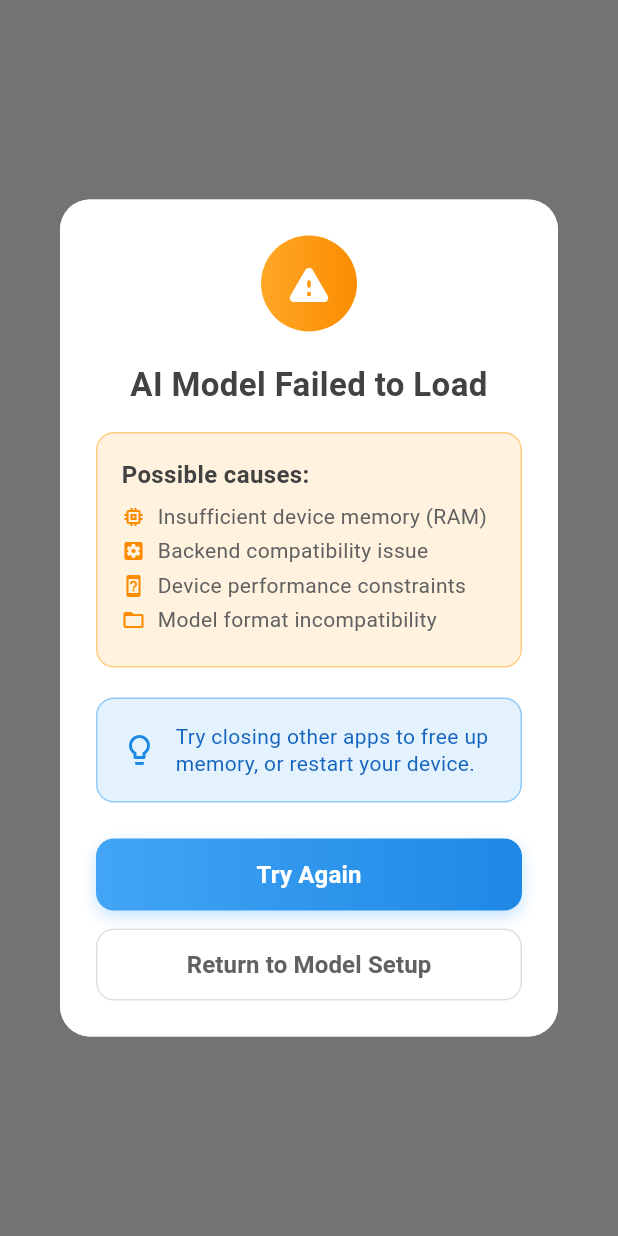
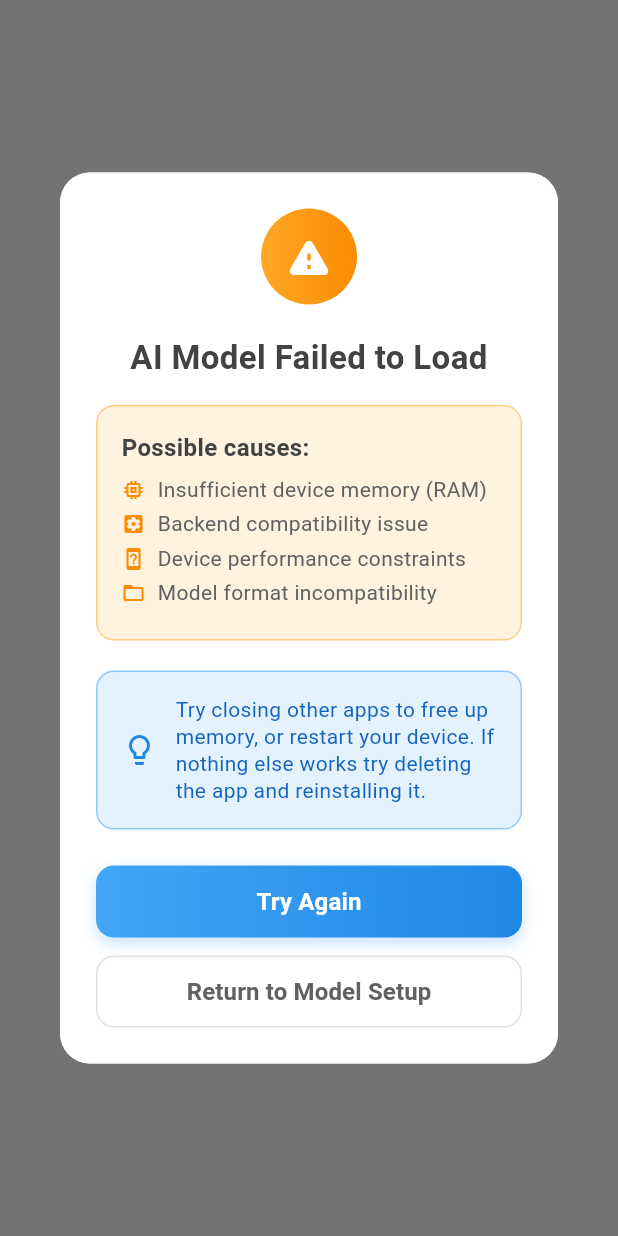
Before and after one commit to ai-space-s/wm-gemma-vision, a Flutter app: what showInitializationErrorDialog() shows on an empty page, opened directly, on a phone screen of 412 x 824 dp. Run offline on Flutter 3.47's test engine with Material 3 defaults, Android fonts, the phone set to English and light mode, and no system bars; our stand-ins replace audioplayers, camera, flutter_tts, permission_handler, shared_preferences, speech_to_text and 1 more; missing offline and left inert: flutter_downloader, flutter_gemma, flutter_web_auth_2, google_mlkit_text_recognition, gpt_markdown, remove_markdown; accounts and stored records are empty.

Commit message:
Changed name and added tip to delete the app

```diff
--- a/lib/chat_page/services/error_dialog_service.dart
+++ b/lib/chat_page/services/error_dialog_service.dart
@@ -96,7 +96,7 @@ class ErrorDialogService {
                       const SizedBox(width: 12),
                       Expanded(
                         child: Text(
-                          'Try closing other apps to free up memory, or restart your device.',
+                          'Try closing other apps to free up memory, or restart your device. If nothing else works try deleting the app and reinstalling it.',
                           style: TextStyle(
                             fontSize: 14,
                             color: Colors.blue[800],
@@ -205,7 +205,7 @@ class ErrorDialogService {
           ],
         ),
         content: const Text(
-          'The AI model still cannot be loaded. This might be a device compatibility issue or the model file may need to be re-downloaded.',
+          'The AI model still cannot be loaded. This might be a device compatibility issue or the model file may need to be re-downloaded. If nothing else works try deleting the app and reinstalling it.',
         ),
         actions: [
           TextButton(
--- a/lib/main.dart
+++ b/lib/main.dart
@@ -40,7 +40,7 @@ class MyApp extends StatelessWidget {
   @override
   Widget build(BuildContext context) {
     return MaterialApp(
-      title: 'Flutter Gemma Demo',
+      title: 'Gemma Vision',
       theme: ThemeData(useMaterial3: true, colorSchemeSeed: Colors.indigo),
       home: const ModelDownloadPage(),
     );
```
